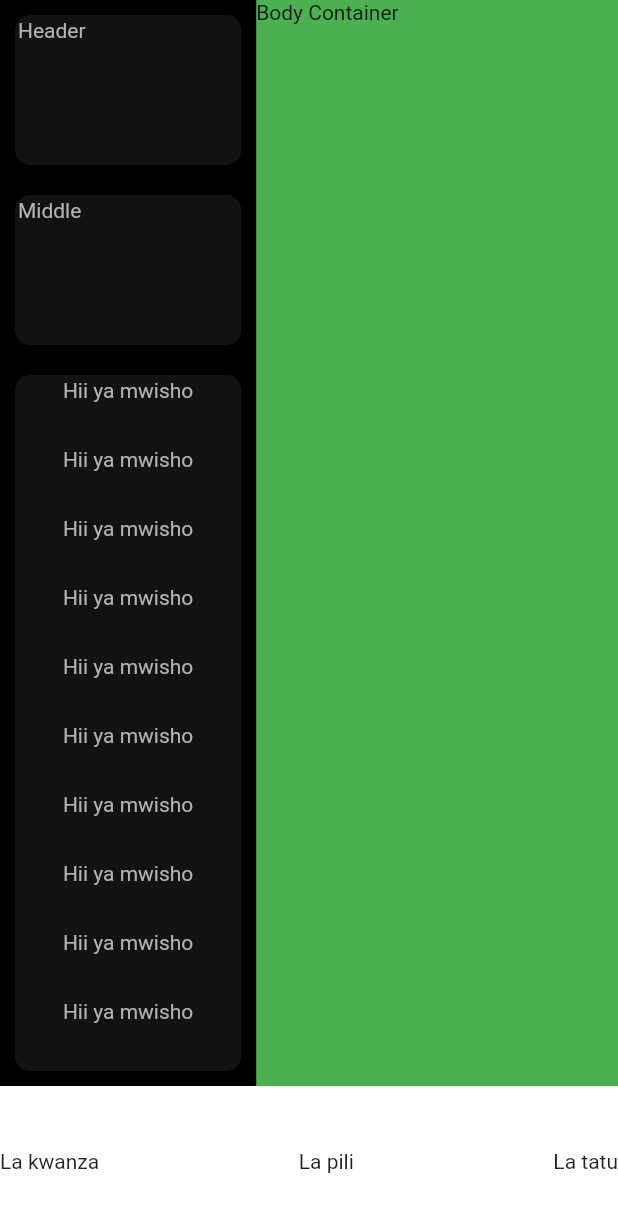
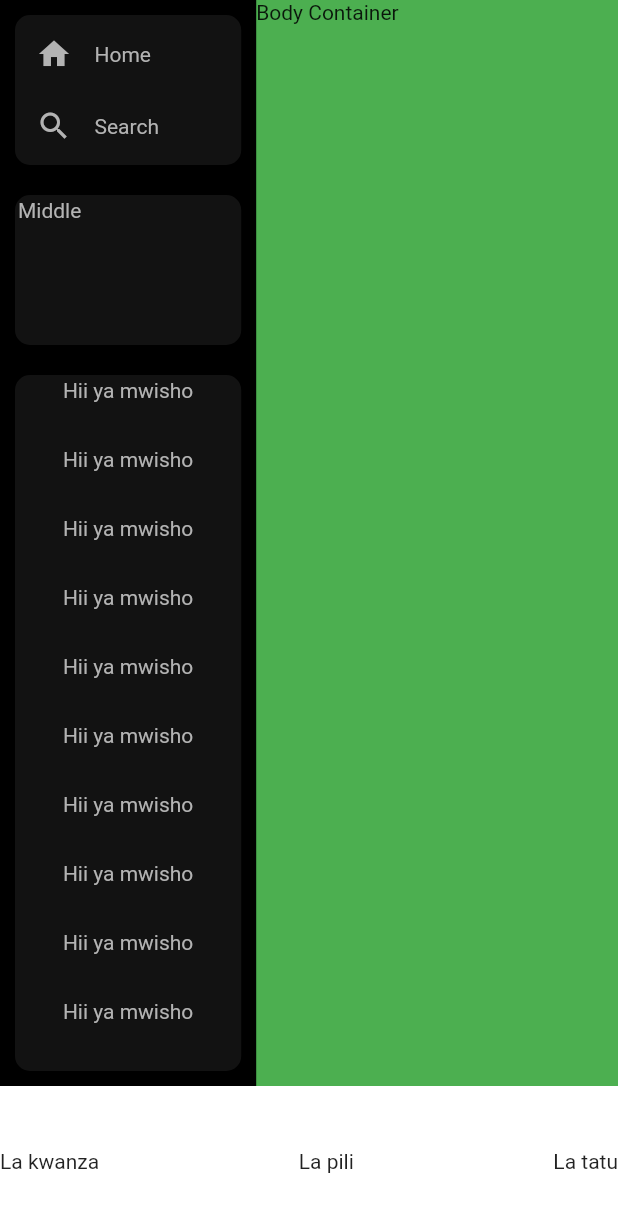
Before and after one commit to elinonga/spotify_flutter_web, a Flutter app: the screen it shows after launch, on a phone screen of 412 x 824 dp. Shown: the top 1212 px of the screen. Run offline on Flutter 3.47's test engine with Material 2 defaults, Android fonts, the phone set to English and light mode, and no system bars.

Commit message:
:rocket: Done with the header of the sidebar

```diff
--- a/lib/widgets/sidebar/header/header_sidebar.dart
+++ b/lib/widgets/sidebar/header/header_sidebar.dart
@@ -27,13 +27,53 @@ class SidebarHeaderContainer extends StatelessWidget {
             width: 2.0,
           ),
         ),
-        child: const Text(
-          "Header",
-          style: TextStyle(
-            color: kTextMinorColor,
-          ),
+        child: const Column(
+          crossAxisAlignment: CrossAxisAlignment.center,
+          children: [
+            HeaderIconText(
+              myIcon: Icons.home,
+              label: "Home",
+            ),
+            HeaderIconText(
+              myIcon: Icons.search,
+              label: "Search",
+            ),
+          ],
         ),
       ),
     );
   }
 }
+
+class HeaderIconText extends StatelessWidget {
+  const HeaderIconText({
+    super.key,
+    required this.myIcon,
+    required this.label,
+  });
+
+  final IconData myIcon;
+  final String label;
+
+  @override
+  Widget build(BuildContext context) {
+    return Padding(
+      padding: EdgeInsets.all(12.0),
+      child: Row(
+        children: [
+          Icon(
+            myIcon,
+            color: kIconNotSelected,
+          ),
+          SizedBox(width: 15),
+          Text(
+            label,
+            style: TextStyle(
+              color: kTextMinorColor,
+            ),
+          ),
+        ],
+      ),
+    );
+  }
+}
```
